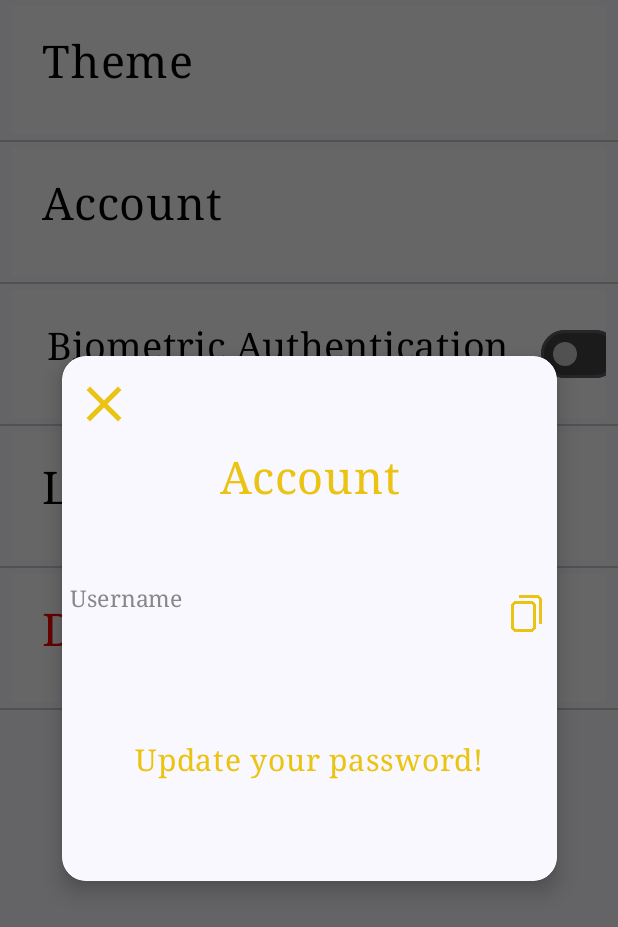
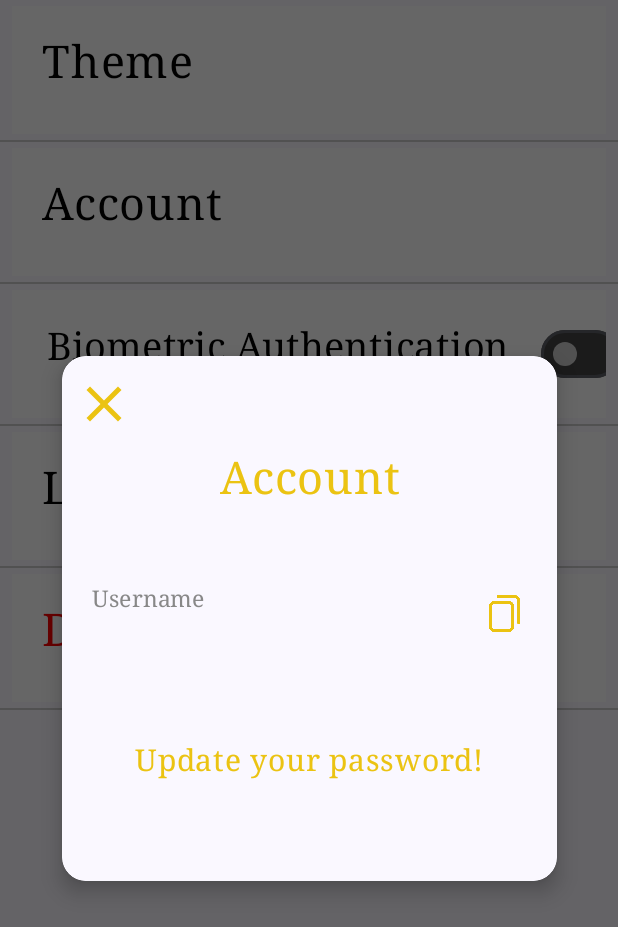
Before and after one commit to Java-Dog-Team/DogePasswordManager, an Android app built with Jetpack Compose: the composable settingPage shown on its own in the app's theme, after a tap on "Account", on a phone screen of 412 x 824 dp. Shown: the top 927 px of the screen. Run offline under Robolectric (Android 15) with nearby library versions, the phone set to English and light mode, and no system bars; our stand-ins replace Firebase (no records; nobody signed in at launch, a user with empty details on screens opened directly); libraries missing offline, so code that uses them is left out: java.security, org.checkerframework.common.

Commit message:
修改 account 彈跳視窗的 padding

```diff
--- a/app/src/main/java/com/example/dogepasswordmanager/MainPage.kt
+++ b/app/src/main/java/com/example/dogepasswordmanager/MainPage.kt
@@ -1010,7 +1010,7 @@ fun accountInformation(
                             Row(
                                 modifier = Modifier
                                     .fillMaxWidth()
-                                    .padding(start = 5.dp, end = 5.dp, top = 50.dp, bottom = 10.dp),
+                                    .padding(start = 20.dp, end = 20.dp, top = 50.dp, bottom = 10.dp),
                                 verticalAlignment = Alignment.CenterVertically
                             ) {
 
```
